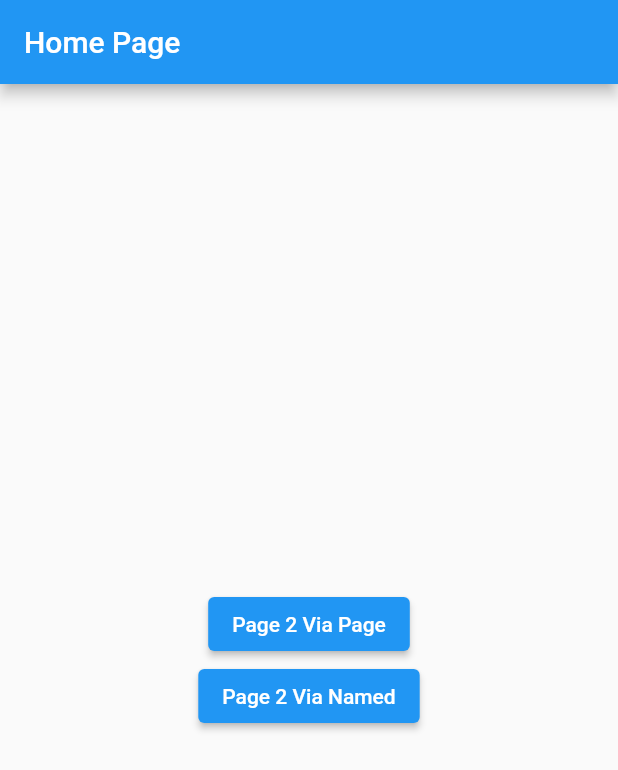
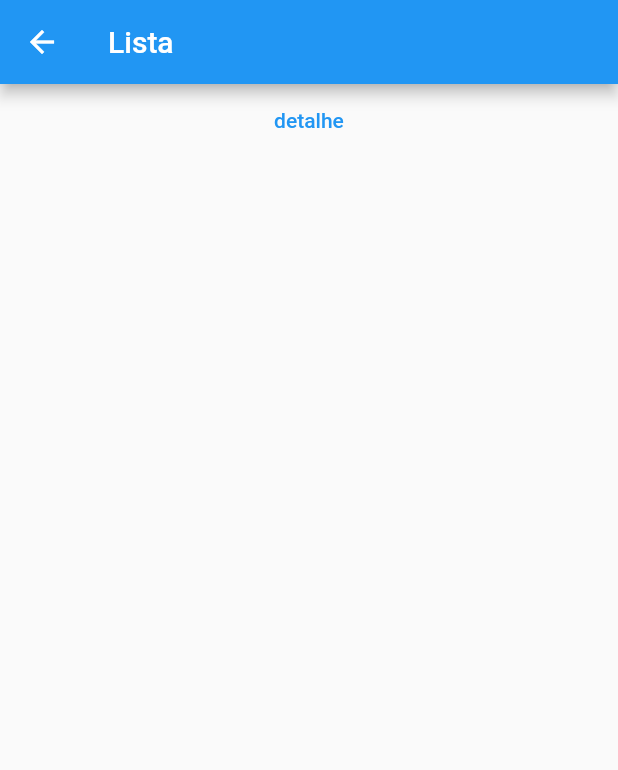
Before and after one commit to caneto/flutter_academiadoflutter, a Flutter app: the screen it shows after launch, on a phone screen of 412 x 824 dp. Shown: the top 770 px of the screen. Run offline on Flutter 3.47's test engine with Material 2 defaults, Android fonts, the phone set to English and light mode, and no system bars.

Commit message:
Segunda Aula de Navegação

```diff
--- a/flutter_maonamassa/lib/main.dart
+++ b/flutter_maonamassa/lib/main.dart
@@ -5,6 +5,7 @@ import 'navegacao/page1.dart';
 import 'navegacao/page2.dart';
 import 'navegacao/page3.dart';
 import 'navegacao/page4.dart';
+import 'navegacao_params/lista.dart';
 //import 'package:flutter_maonamassa/home/home_page.dart';
 
 void main() {
@@ -23,12 +24,14 @@ class MyApp extends StatelessWidget {
         primarySwatch: Colors.blue,
       ),
       //home: navegacao.HomePage(),
+      initialRoute: '/navegacao_param',
       routes: {
-        '/': (_) => navegacao.HomePage(),
-        '/page1': (_) => Page1(),
-        Page2.routeName: (_) => Page2(),
-        '/page3': (_) => Page3(),
-        '/page4': (_) => Page4(),
+        '/': (_) => const navegacao.HomePage(),
+        '/page1': (_) => const Page1(),
+        Page2.routeName: (_) => const Page2(),
+        '/page3': (_) => const Page3(),
+        '/page4': (_) => const Page4(),
+        '/navegacao_param': (_) => const Lista(),
       },
     );
   }
--- /dev/null
+++ b/flutter_maonamassa/lib/navegacao_params/detalhe.dart
@@ -0,0 +1,14 @@
+import 'package:flutter/material.dart';
+
+class Detalhe extends StatelessWidget {
+
+  const Detalhe({ Key? key }) : super(key: key);
+
+   @override
+   Widget build(BuildContext context) {
+       return Scaffold(
+           appBar: AppBar(title: const Text(''),),
+           body: Container(),
+       );
+  }
+}
--- /dev/null
+++ b/flutter_maonamassa/lib/navegacao_params/lista.dart
@@ -0,0 +1,39 @@
+import 'package:flutter/material.dart';
+import 'package:flutter_maonamassa/navegacao_params/detalhe.dart';
+
+class Lista extends StatelessWidget {
+  const Lista({Key? key}) : super(key: key);
+
+  @override
+  Widget build(BuildContext context) {
+    return Scaffold(
+      appBar: AppBar(
+        title: const Text('Lista'),
+      ),
+      body: Center(
+        child: Column(
+          children: [
+            TextButton(
+              onPressed: () {
+                Navigator.of(context).push(
+                  MaterialPageRoute(
+                    settings: const RouteSettings(
+                      name: 'detalhe',
+                      arguments: {
+                        'id':10,
+                      }
+                    ),
+                    builder: (context) => const Detalhe(),
+                  ),
+                );
+              },
+              child: const Text(
+                'detalhe',
+              ),
+            ),
+          ],
+        ),
+      ),
+    );
+  }
+}
```
